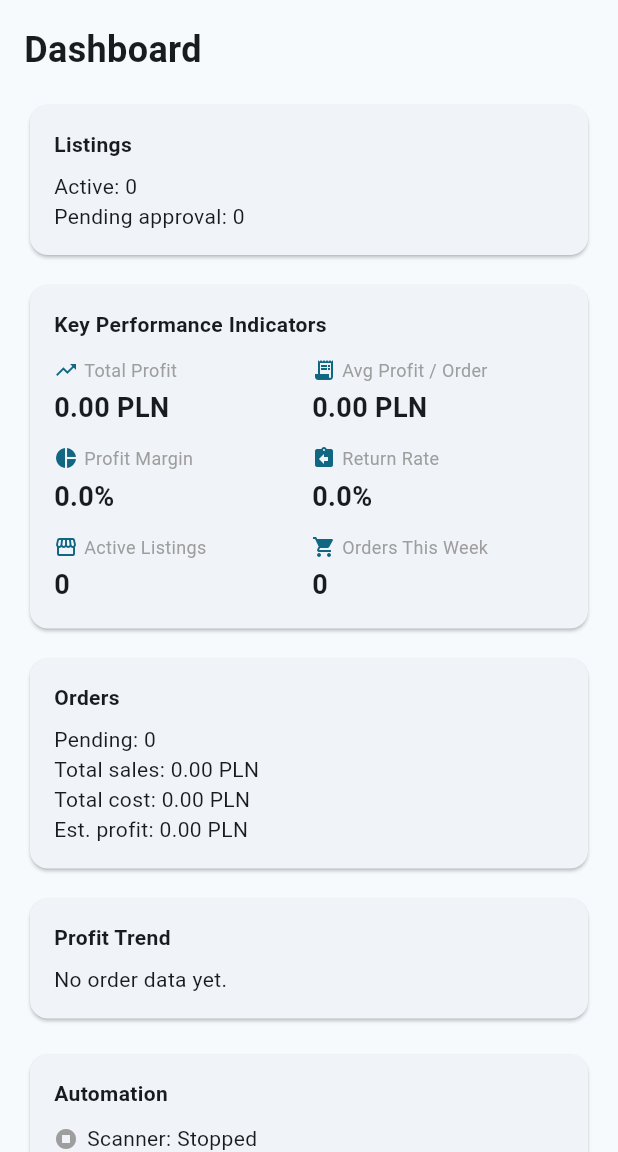
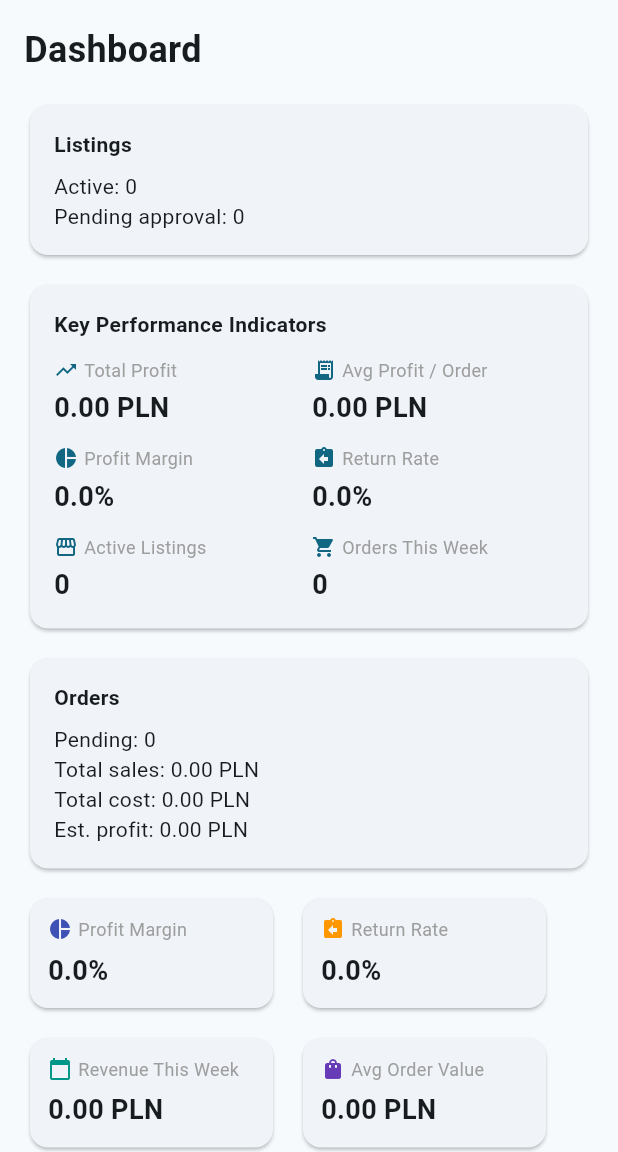
Before and after one commit to JurassicAlbert/jurassic_dropshipping, a Flutter app: the screen it shows after launch, on a phone screen of 412 x 824 dp, the part 84-1236 px from its top. Run offline on Flutter 3.47's test engine with Material 3 defaults, Android fonts, the phone set to English and light mode, and no system bars; our stand-ins replace dio, drift, fl_chart, flutter_riverpod, flutter_secure_storage, freezed_annotation and 4 more; accounts and stored records are empty; generated files the repository leaves out were written again.

Commit message:
Add KPI cards to Dashboard (margin, return rate, weekly revenue, avg order)

```diff
--- a/lib/features/dashboard/dashboard_screen.dart
+++ b/lib/features/dashboard/dashboard_screen.dart
@@ -90,6 +90,8 @@ class DashboardScreen extends ConsumerWidget {
               ),
             ),
             const SizedBox(height: 12),
+            _buildOrderKpis(ordersAsync, returnsAsync),
+            const SizedBox(height: 12),
             ordersAsync.when(
               data: (orders) => _ProfitChart(orders: orders),
               loading: () => const SizedBox.shrink(),
@@ -166,6 +168,18 @@ class DashboardScreen extends ConsumerWidget {
       return const SizedBox.shrink();
     }
     return _KpiCard(orders: orders, listings: listings, returns: returns);
+  }
+
+  static Widget _buildOrderKpis(
+    AsyncValue<List<Order>> ordersAsync,
+    AsyncValue<List<ReturnRequest>> returnsAsync,
+  ) {
+    final orders = ordersAsync.valueOrNull;
+    final returns = returnsAsync.valueOrNull;
+    if (orders == null || returns == null) {
+      return const SizedBox.shrink();
+    }
+    return _OrderKpiGrid(orders: orders, returns: returns);
   }
 
   static String _formatTime(DateTime dt) {
@@ -455,3 +469,75 @@ class _DailyProfit {
   final DateTime date;
   final double profit;
 }
+
+class _OrderKpiGrid extends StatelessWidget {
+  const _OrderKpiGrid({required this.orders, required this.returns});
+  final List<Order> orders;
+  final List<ReturnRequest> returns;
+
+  @override
+  Widget build(BuildContext context) {
+    final totalRevenue = orders.fold<double>(0, (s, o) => s + o.sellingPrice);
+    final totalCost = orders.fold<double>(0, (s, o) => s + o.sourceCost);
+    final marginPct = totalRevenue > 0 ? ((totalRevenue - totalCost) / totalRevenue * 100) : 0.0;
+
+    final shippedOrDelivered = orders.where((o) =>
+        o.status == OrderStatus.shipped || o.status == OrderStatus.delivered).length;
+    final returnRate = shippedOrDelivered > 0
+        ? (returns.length / shippedOrDelivered * 100)
+        : 0.0;
+
+    final now = DateTime.now();
+    final weekAgo = now.subtract(const Duration(days: 7));
+    final revenueThisWeek = orders
+        .where((o) => o.createdAt != null && o.createdAt!.isAfter(weekAgo))
+        .fold<double>(0, (s, o) => s + o.sellingPrice);
+
+    final avgOrderValue = orders.isEmpty ? 0.0 : totalRevenue / orders.length;
+
+    final cards = <_MiniKpi>[
+      _MiniKpi(label: 'Profit Margin', value: '${marginPct.toStringAsFixed(1)}%', icon: Icons.pie_chart, color: Colors.indigo),
+      _MiniKpi(label: 'Return Rate', value: '${returnRate.toStringAsFixed(1)}%', icon: Icons.assignment_return, color: Colors.orange),
+      _MiniKpi(label: 'Revenue This Week', value: '${revenueThisWeek.toStringAsFixed(2)} PLN', icon: Icons.calendar_today, color: Colors.teal),
+      _MiniKpi(label: 'Avg Order Value', value: '${avgOrderValue.toStringAsFixed(2)} PLN', icon: Icons.shopping_bag, color: Colors.deepPurple),
+    ];
+
+    return Wrap(
+      spacing: 12,
+      runSpacing: 12,
+      children: cards.map((kpi) => SizedBox(
+        width: 170,
+        child: Card(
+          child: Padding(
+            padding: const EdgeInsets.all(12),
+            child: Column(
+              crossAxisAlignment: CrossAxisAlignment.start,
+              children: [
+                Row(
+                  mainAxisSize: MainAxisSize.min,
+                  children: [
+                    Icon(kpi.icon, size: 16, color: kpi.color),
+                    const SizedBox(width: 4),
+                    Flexible(
+                      child: Text(kpi.label, style: const TextStyle(fontSize: 12, color: Colors.grey)),
+                    ),
+                  ],
+                ),
+                const SizedBox(height: 6),
+                Text(kpi.value, style: const TextStyle(fontSize: 18, fontWeight: FontWeight.bold)),
+              ],
+            ),
+          ),
+        ),
+      )).toList(),
+    );
+  }
+}
+
+class _MiniKpi {
+  const _MiniKpi({required this.label, required this.value, required this.icon, required this.color});
+  final String label;
+  final String value;
+  final IconData icon;
+  final Color color;
+}
```
